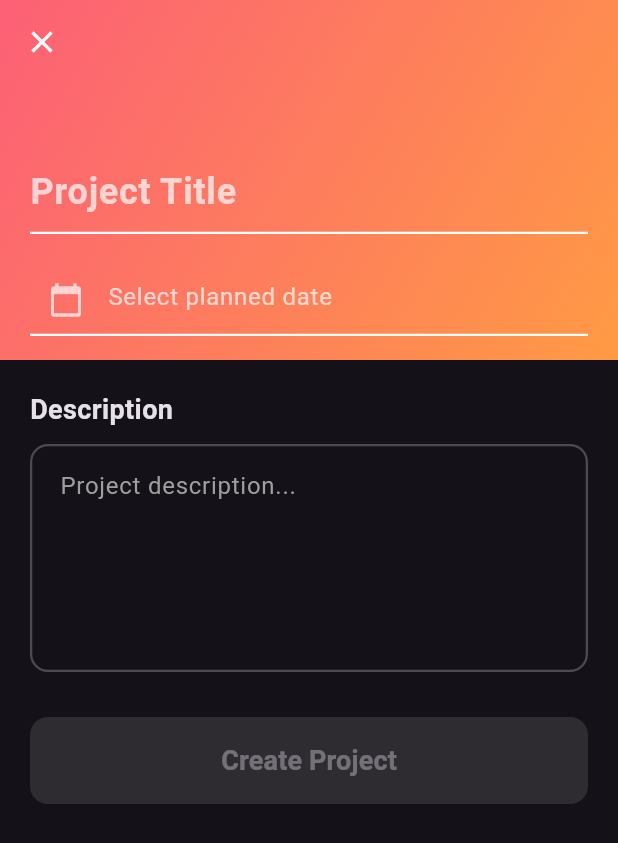
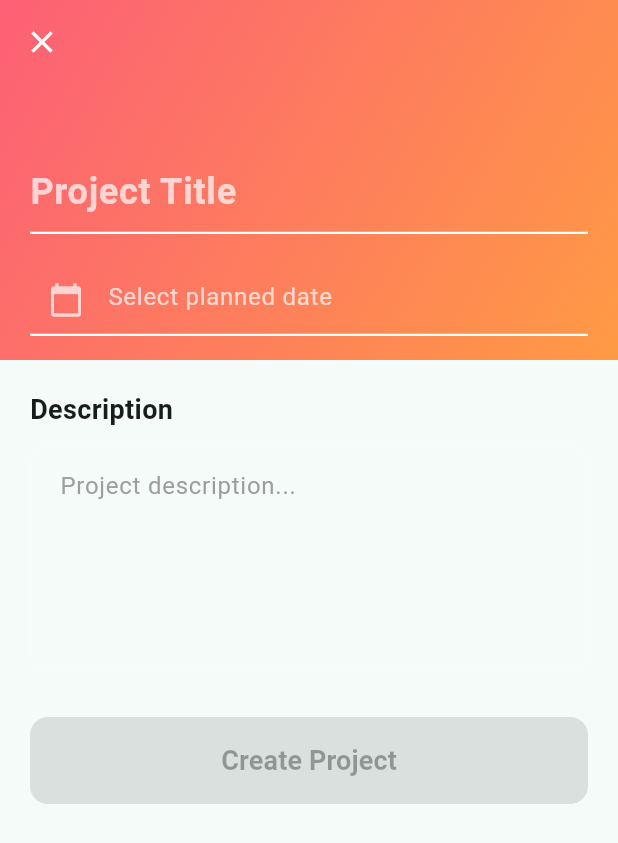
Before and after one commit to mohsinkhan117/TODO-App, a Flutter app: the screen it shows after launch, after a tap on "CREATE PROJECT", on a phone screen of 412 x 824 dp. Shown: the top 843 px of the screen. Run offline on Flutter 3.47's test engine with Material 3 defaults, Android fonts, the phone set to English and light mode, and no system bars; our stand-ins replace firebase_core, percent_indicator, sqflite; accounts and stored records are empty.

Commit message:
Design changed and added stats

```diff
--- a/lib/main.dart
+++ b/lib/main.dart
@@ -29,7 +29,7 @@ class MyApp extends StatelessWidget {
   Widget build(BuildContext context) {
     return MaterialApp(
       debugShowCheckedModeBanner: false,
-      themeMode: ThemeMode.dark,
+      themeMode: ThemeMode.system,
       darkTheme: ThemeData.dark(),
 
       theme: ThemeData(
--- a/lib/ui/project_view/project_view.dart
+++ b/lib/ui/project_view/project_view.dart
@@ -24,11 +24,7 @@ class TodoProject extends StatelessWidget {
     );
 
     return Scaffold(
-      body: RefreshIndicator(
-        onRefresh: () => vm.loadProjects(),
-        child: CustomScrollView(
-          slivers: [
-            SliverAppBar(
+      appBar: AppBar(
         title: Text(
           'P R O J E C T S',
           style: TextStyle(
@@ -38,41 +34,14 @@ class TodoProject extends StatelessWidget {
             letterSpacing: 2,
           ),
         ),
-              pinned: true,
-              expandedHeight: 180,
-              backgroundColor: Colors.transparent,
-              shape: const RoundedRectangleBorder(
-                borderRadius: BorderRadius.only(
-                  bottomLeft: Radius.circular(25),
-                  bottomRight: Radius.circular(25),
       ),
-              ),
-              flexibleSpace: Container(
-                decoration: BoxDecoration(
-                  gradient: AppGradients.gradients.values.elementAt(7),
-                  borderRadius: const BorderRadius.only(
-                    bottomLeft: Radius.circular(25),
-                    bottomRight: Radius.circular(25),
-                  ),
-                ),
-                child: const Align(
-                  alignment: Alignment.bottomCenter,
-                  child: Padding(
-                    padding: EdgeInsets.only(bottom: 16.0),
-                    // child:
-                  ),
-                ),
-              ),
-              actions: [
-                IconButton(
-                  onPressed: () => vm.deleteDataBase(),
-                  icon: const Icon(Icons.delete, color: Colors.white),
-                ),
-              ],
-            ),
-
-            SliverToBoxAdapter(
-              child: Padding(
+      body: RefreshIndicator(
+        onRefresh: () => vm.loadProjects(),
+        child: SingleChildScrollView(
+          child: Column(
+            children: [
+              Stats(),
+              Padding(
                 padding: const EdgeInsets.all(12.0),
                 child: vm.isLoading
                     ? const Center(
@@ -85,7 +54,14 @@ class TodoProject extends StatelessWidget {
                           child: Text('No Projects Created, Create One'),
                         ),
                       )
-                    : ListView.separated(
+                    : Column(
+                        crossAxisAlignment: CrossAxisAlignment.start,
+                        children: [
+                          Text(
+                            'PROJECTS\n',
+                            style: Theme.of(context).textTheme.titleLarge,
+                          ),
+                          ListView.separated(
                             physics: const NeverScrollableScrollPhysics(),
                             shrinkWrap: true,
                             itemBuilder: (context, index) {
@@ -96,12 +72,15 @@ class TodoProject extends StatelessWidget {
                                 onDelete: () => vm.deleteProject(project),
                               );
                             },
-                        separatorBuilder: (_, __) => const SizedBox(height: 10),
+                            separatorBuilder: (_, __) =>
+                                const SizedBox(height: 10),
                             itemCount: vm.projects.length,
                           ),
+                        ],
                       ),
               ),
             ],
+          ),
         ),
       ),
       floatingActionButton: FloatingActionButton.extended(
@@ -112,6 +91,87 @@ class TodoProject extends StatelessWidget {
             MaterialPageRoute(builder: (_) => const CreateTodoProject()),
           );
         },
+      ),
+    );
+  }
+}
+
+class Stats extends StatelessWidget {
+  const Stats({super.key});
+
+  @override
+  Widget build(BuildContext context) {
+    return Padding(
+      padding: const EdgeInsets.symmetric(vertical: 8.0, horizontal: 18.0),
+      child: Column(
+        // mainAxisAlignment: MainAxisAlignment.start,
+        crossAxisAlignment: CrossAxisAlignment.start,
+        children: [
+          Text('STATS', style: Theme.of(context).textTheme.titleLarge),
+          SizedBox(height: 5.0),
+          Container(
+            height: MediaQuery.of(context).devicePixelRatio * 50,
+            width: double.infinity,
+            decoration: BoxDecoration(
+              gradient: AppGradients.gradients.values.elementAt(7),
+              borderRadius: const BorderRadius.all(Radius.circular(30.0)),
+            ),
+            child: Row(
+              mainAxisAlignment: MainAxisAlignment.spaceEvenly,
+              children: [
+                CircularPercentIndicator(
+                  footer: FittedBox(
+                    child: Text(
+                      'Done TODOs',
+                      style: TextStyle(fontWeight: FontWeight.bold),
+                    ),
+                  ),
+                  center: Text('70%'),
+                  radius: 35.0,
+                  progressColor: Colors.blue,
+                  animation: true,
+                  animationDuration: 800,
+                  lineWidth: 10,
+                  circularStrokeCap: CircularStrokeCap.round,
+                  progressBorderColor: Colors.black,
+                  percent: 0.7,
+                ),
+                CircularPercentIndicator(
+                  footer: FittedBox(
+                    child: Text(
+                      'Remaining',
+                      style: TextStyle(fontWeight: FontWeight.bold),
+                    ),
+                  ),
+                  center: FittedBox(child: Text('30%')),
+                  radius: 35.0,
+                  animation: true,
+                  animationDuration: 800,
+                  lineWidth: 10,
+                  circularStrokeCap: CircularStrokeCap.round,
+                  progressColor: Colors.green,
+                  progressBorderColor: Colors.black,
+                  percent: 0.3,
+                ),
+                CircularPercentIndicator(
+                  footer: Text(
+                    'Over Due',
+                    style: TextStyle(fontWeight: FontWeight.bold),
+                  ),
+                  center: Text('35%'),
+                  radius: 35.0,
+                  progressColor: Colors.yellow,
+                  animation: true,
+                  animationDuration: 800,
+                  lineWidth: 10,
+                  circularStrokeCap: CircularStrokeCap.round,
+                  progressBorderColor: Colors.black,
+                  percent: 0.35,
+                ),
+              ],
+            ),
+          ),
+        ],
       ),
     );
   }
@@ -153,8 +213,8 @@ class ToDoProjectContainer extends StatelessWidget {
             //   index % AppGradients.gradients.length,
             // ),
             borderRadius: BorderRadius.circular(30.0),
-            color: Colors.white.withValues(alpha: 0.3),
-            border: Border.all(color: Colors.white30),
+            color: Colors.grey.withValues(alpha: 0.3),
+            border: Border.all(color: Colors.grey.withValues(alpha: 0.3)),
           ),
 
           height: MediaQuery.of(context).devicePixelRatio * 70.0,
@@ -184,7 +244,7 @@ class ToDoProjectContainer extends StatelessWidget {
                             style: const TextStyle(
                               fontSize: 18.0,
                               fontWeight: FontWeight.bold,
-                              color: Colors.white,
+                              // color: Colors.white,
                             ),
                           ),
                         ),
@@ -193,14 +253,14 @@ class ToDoProjectContainer extends StatelessWidget {
                           builder: (context, vm, child) {
                             return Container(
                               decoration: BoxDecoration(
-                                color: Colors.white30,
+                                color: Colors.grey.withValues(alpha: 0.3),
                                 borderRadius: BorderRadius.circular(30),
                               ),
                               child: vm.isLoading
                                   ? const Padding(
                                       padding: EdgeInsets.all(5.0),
                                       child: CupertinoActivityIndicator(
-                                        color: Colors.white,
+                                        // color: Colors.white,
                                       ),
                                     )
                                   : IconButton(
@@ -215,7 +275,7 @@ class ToDoProjectContainer extends StatelessWidget {
                                       },
                                       icon: const Icon(
                                         Icons.delete_outline_rounded,
-                                        color: Colors.white,
+                                        // color: Colors.white,
                                         size: 18.0,
                                       ),
                                     ),
@@ -224,7 +284,7 @@ class ToDoProjectContainer extends StatelessWidget {
                         ),
                       ],
                     ),
-                    Divider(color: Colors.white30, thickness: 1.5),
+                    Divider(color: Colors.grey, thickness: 1.5),
                     // Description
                     Expanded(
                       child: Padding(
@@ -234,56 +294,51 @@ class ToDoProjectContainer extends StatelessWidget {
                           maxLines: 3,
                           overflow: TextOverflow.fade,
                           style: const TextStyle(
-                            color: Colors.white70,
+                            // color: Colors.white70,
                             fontSize: 14,
                             height: 1.4,
                           ),
                         ),
                       ),
                     ),
-                    // SizedBox(height: 5),
+                    SizedBox(height: 5),
                     // Progress Section
-                    Column(
-                      crossAxisAlignment: CrossAxisAlignment.start,
-                      children: [
-                        // Task Count
                     Row(
+                      mainAxisAlignment: MainAxisAlignment.start,
                       children: [
                         Text(
-                              '${project.completedTasks}/${project.totalTasks} tasks completed',
+                          '${project.completedTasks}/${project.totalTasks} ',
                           style: const TextStyle(
-                                fontSize: 16,
-                                color: Colors.white,
-                                fontWeight: FontWeight.w600,
+                            fontSize: 18,
+                            color: Colors.green,
+                            fontWeight: FontWeight.bold,
                           ),
                         ),
-                          ],
-                        ),
-
-                        const SizedBox(height: 8),
+                        // const SizedBox(width: 8),
 
                         // Progress Bar
-                        LinearPercentIndicator(
+                        Expanded(
+                          child: LinearPercentIndicator(
                             barRadius: const Radius.circular(10),
                             linearStrokeCap: LinearStrokeCap.roundAll,
                             animation: true,
                             animationDuration: 800,
-                          progressColor: Colors.white,
+                            progressColor: Colors.green,
                             percent: progress,
-                          backgroundColor: Colors.white.withOpacity(0.3),
+                            backgroundColor: Colors.grey.withOpacity(0.3),
                             lineHeight: 12.0,
-                          padding: EdgeInsets.zero,
+                            // padding: EdgeInsets.zero,
+                          ),
                         ),
 
-                        const SizedBox(height: 8),
+                        // const SizedBox(width: 8),
 
                         // Planned Date
-                        Align(
-                          alignment: Alignment.centerRight,
+                        Expanded(
                           child: Text(
-                            'Planned for: $plannedDateStr',
+                            'Planned For: $plannedDateStr',
                             style: const TextStyle(
-                              color: Colors.white70,
+                              color: Colors.green,
                               fontSize: 12,
                             ),
                           ),
```
Lines whose indentation alone changed are shown as unchanged.
